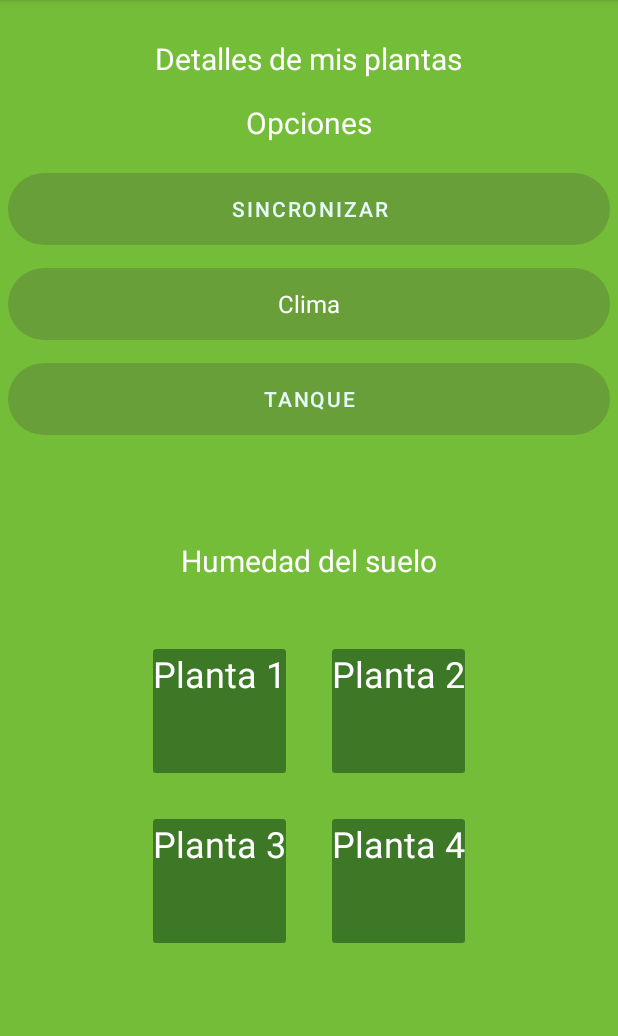
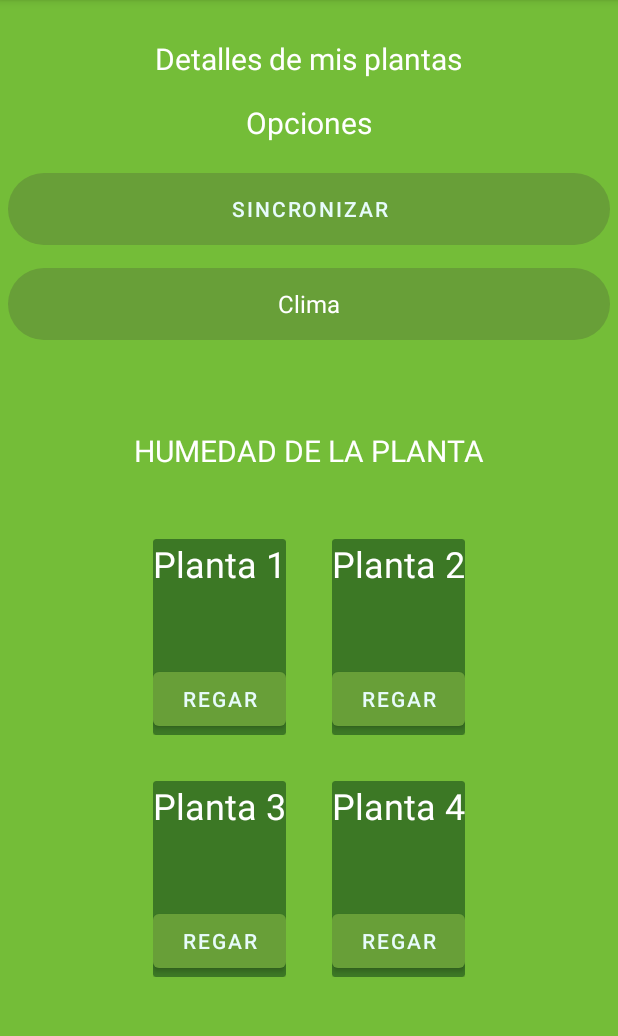
Before and after one commit to ManuelMottaUnal/green-guard, an Android app: the Plantas screen opened directly, with no data from a screen before it, on a phone screen of 412 x 824 dp, the part 84-1120 px from its top. Run offline under Robolectric (Android 15) with nearby library versions, the phone set to English and light mode, and no system bars; our stand-ins replace Firebase (no records; nobody signed in at launch, a user with empty details on screens opened directly).

Commit message:
botones regar planta

```diff
--- a/app/src/main/java/com/unal/poo/green_ward/Clima.java
+++ b/app/src/main/java/com/unal/poo/green_ward/Clima.java
@@ -41,8 +41,8 @@ public class Clima extends AppCompatActivity {
         setContentView(R.layout.activity_clima);
 
         // Asocia las TextView en tu layout
-        mTempView = findViewById(R.id.textViewTemperaturaExteriorValue);
-        mHumView = findViewById(R.id.textViewHumedadExteriorValue);
+        mTempView = findViewById(R.id.textViewTemperaturaInteriorValue);
+        mHumView = findViewById(R.id.textViewHumedadInteriorValue);
         Puerta = findViewById(R.id.textViewAC);
 
         // Inicializa la referencia a la base de datos
--- a/app/src/main/java/com/unal/poo/green_ward/Plantas.java
+++ b/app/src/main/java/com/unal/poo/green_ward/Plantas.java
@@ -1,5 +1,6 @@
 package com.unal.poo.green_ward;
 
+import android.annotation.SuppressLint;
 import android.content.Intent;
 import android.os.Bundle;
 import android.util.Log;
@@ -10,6 +11,7 @@ import android.widget.TextView;
 
 import androidx.activity.EdgeToEdge;
 import androidx.annotation.NonNull;
+import androidx.annotation.Nullable;
 import androidx.appcompat.app.AppCompatActivity;
 import androidx.core.graphics.Insets;
 import androidx.core.view.ViewCompat;
@@ -29,10 +31,14 @@ public class Plantas extends AppCompatActivity {
 
     Button inicia;
     Button iniciar;
-    Button inicial;
+    Button regar1;
+    Button regar2;
+    Button regar3;
+    Button regar4;
 
     private DatabaseReference mDatabaseReference;
 
+    @SuppressLint("MissingInflatedId")
     @Override
     protected void onCreate(Bundle savedInstanceState) {
         super.onCreate(savedInstanceState);
@@ -58,20 +64,16 @@ public class Plantas extends AppCompatActivity {
                 startActivity(i);
             }
         });
-        inicial= (Button)findViewById(R.id.buttonTanque);
-
-        inicial.setOnClickListener(new View.OnClickListener() {
-            @Override
-            public void onClick(View v) {
-                Intent i = new Intent( Plantas.this, Agua.class);
-                startActivity(i);
-            }
-        });
 
         // Asocia las TextView en el layout
         mImagen1View = findViewById(R.id.imagen1);
         mImagen2View = findViewById(R.id.imagen2);
         mImagen3View = findViewById(R.id.imagen3);
+
+        regar1 = findViewById(R.id.Regar1);
+        regar2 = findViewById(R.id.Regar2);
+        regar3 = findViewById(R.id.Regar3);
+        regar4 = findViewById(R.id.Regar4);
 
         // Inicializa la referencia a la base de datos
         mDatabaseReference = FirebaseDatabase.getInstance().getReference();
@@ -134,6 +136,95 @@ public class Plantas extends AppCompatActivity {
             }
         });
 
+        regar1.setOnClickListener(new View.OnClickListener() {
+            @Override
+            public void onClick(View v) {
+
+                int data = 1;
+
+                // Establecer el valor en Firebase
+                mDatabaseReference.child("mojar1").setValue(data, new DatabaseReference.CompletionListener() {
+                    @Override
+                    public void onComplete(@Nullable DatabaseError error, @NonNull DatabaseReference ref) {
+                        if (error != null) {
+                            // Manejar errores
+                            Log.e("plantas", "Error al escribir en Firebase: " + error.getMessage());
+                        } else {
+                            // Éxito
+                            Log.d("plantas", "Datos actualizados correctamente.");
+                        }
+                    }
+                });
+            }
+        });
+
+        regar2.setOnClickListener(new View.OnClickListener() {
+            @Override
+            public void onClick(View v) {
+
+                int data = 1;
+
+                // Establecer el valor en Firebase
+                mDatabaseReference.child("mojar2").setValue(data, new DatabaseReference.CompletionListener() {
+                    @Override
+                    public void onComplete(@Nullable DatabaseError error, @NonNull DatabaseReference ref) {
+                        if (error != null) {
+                            // Manejar errores
+                            Log.e("plantas", "Error al escribir en Firebase: " + error.getMessage());
+                        } else {
+                            // Éxito
+                            Log.d("plantas", "Datos actualizados correctamente.");
+                        }
+                    }
+                });
+            }
+        });
+
+        regar3.setOnClickListener(new View.OnClickListener() {
+            @Override
+            public void onClick(View v) {
+
+                int data = 1;
+
+                // Establecer el valor en Firebase
+                mDatabaseReference.child("mojar3").setValue(data, new DatabaseReference.CompletionListener() {
+                    @Override
+                    public void onComplete(@Nullable DatabaseError error, @NonNull DatabaseReference ref) {
+                        if (error != null) {
+                            // Manejar errores
+                            Log.e("plantas", "Error al escribir en Firebase: " + error.getMessage());
+                        } else {
+                            // Éxito
+                            Log.d("plantas", "Datos actualizados correctamente.");
+                        }
+                    }
+                });
+            }
+        });
+
+        regar4.setOnClickListener(new View.OnClickListener() {
+            @Override
+            public void onClick(View v) {
+
+                int data = 1;
+
+                // Establecer el valor en Firebase
+                mDatabaseReference.child("mojar4").setValue(data, new DatabaseReference.CompletionListener() {
+                    @Override
+                    public void onComplete(@Nullable DatabaseError error, @NonNull DatabaseReference ref) {
+                        if (error != null) {
+                            // Manejar errores
+                            Log.e("plantas", "Error al escribir en Firebase: " + error.getMessage());
+                        } else {
+                            // Éxito
+                            Log.d("plantas", "Datos actualizados correctamente.");
+                        }
+                    }
+                });
+            }
+        });
+
+
 
 
         ViewCompat.setOnApplyWindowInsetsListener(findViewById(R.id.main), (v, insets) -> {
--- a/app/src/main/res/layout/activity_plantas.xml
+++ b/app/src/main/res/layout/activity_plantas.xml
@@ -60,22 +60,12 @@
             style= "@style/estiloBotonBasico"
             android:text="Clima" />
 
-        <Button
-            android:id="@+id/buttonTanque"
-            android:layout_width="match_parent"
-            android:layout_height="wrap_content"
-            android:layout_marginLeft="5dp"
-            android:layout_marginTop="15dp"
-            android:layout_marginRight="5dp"
-            android:background="@drawable/boton_esquinas_redondas"
-            android:text="Tanque" />
-
         <TextView
             android:id="@+id/textHumSuelo"
             android:layout_width="wrap_content"
             android:layout_height="wrap_content"
-            android:layout_marginTop="70dp"
-            android:text="Humedad del suelo"
+            android:layout_marginTop="60dp"
+            android:text="HUMEDAD DE LA PLANTA"
             android:textColor="#FFFFFF"
             android:textSize="20sp" />
 
@@ -92,7 +82,6 @@
                 <androidx.constraintlayout.widget.ConstraintLayout
                     android:layout_width="match_parent"
                     android:layout_height="wrap_content"
-                    android:layout_gravity="center"
                     android:padding="15dp">
 
                     <androidx.cardview.widget.CardView
@@ -127,6 +116,12 @@
                                 android:layout_width="match_parent"
                                 android:layout_height="50dp"
                                 tools:srcCompat="@tools:sample/avatars" />
+
+                            <Button
+                                android:id="@+id/Regar1"
+                                android:layout_width="match_parent"
+                                android:layout_height="wrap_content"
+                                android:text="Regar" />
 
                         </LinearLayout>
                     </androidx.cardview.widget.CardView>
@@ -169,6 +164,12 @@
                                 android:layout_width="match_parent"
                                 android:layout_height="50dp"
                                 tools:srcCompat="@tools:sample/avatars" />
+
+                            <Button
+                                android:id="@+id/Regar2"
+                                android:layout_width="match_parent"
+                                android:layout_height="wrap_content"
+                                android:text="Regar" />
 
                         </LinearLayout>
                     </androidx.cardview.widget.CardView>
@@ -217,6 +218,12 @@
                                 android:layout_height="50dp"
                                 tools:srcCompat="@tools:sample/avatars" />
 
+                            <Button
+                                android:id="@+id/Regar3"
+                                android:layout_width="match_parent"
+                                android:layout_height="wrap_content"
+                                android:text="Regar" />
+
                         </LinearLayout>
                     </androidx.cardview.widget.CardView>
                 </androidx.constraintlayout.widget.ConstraintLayout>
@@ -256,6 +263,12 @@
                                 android:layout_height="50dp"
                                 tools:srcCompat="@tools:sample/avatars" />
 
+                            <Button
+                                android:id="@+id/Regar4"
+                                android:layout_width="match_parent"
+                                android:layout_height="wrap_content"
+                                android:text="Regar" />
+
                         </LinearLayout>
                     </androidx.cardview.widget.CardView>
                 </androidx.constraintlayout.widget.ConstraintLayout>
```
Also changed, not shown: app/src/main/java/com/unal/poo/green_ward/Agua.java (deleted, +0 -38 lines), app/src/main/res/layout/activity_agua.xml (deleted, +0 -28 lines).
